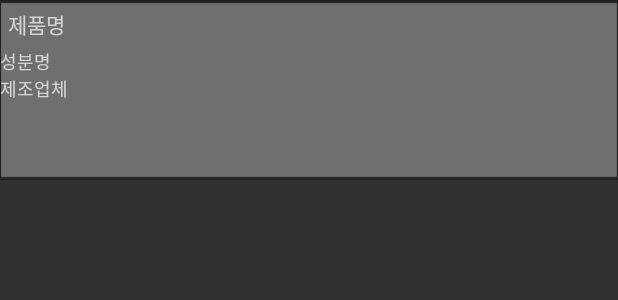
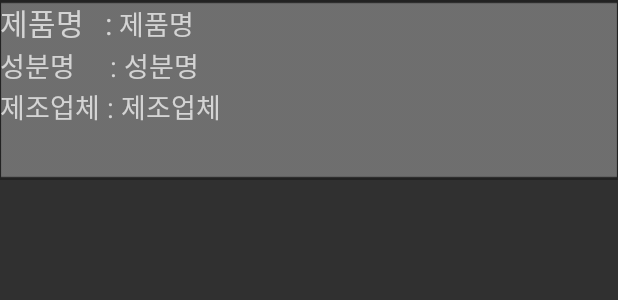
Before and after one commit to DaftenP/SDP_project, an Android app: the layout recyclerview_layout.xml on its own in the app's theme, with its tools: preview values and no code run, on a phone screen of 412 x 824 dp. Shown: the top 300 px of the screen. Run offline under Robolectric (Android 15) with nearby library versions, the phone set to English and light mode, and no system bars.

Commit message:
LinearLayout안에 있는 TextView 수정 및 불필요한 code 삭제

```diff
--- a/app/src/main/java/com/jpl/sdp_project/MainActivity.java
+++ b/app/src/main/java/com/jpl/sdp_project/MainActivity.java
@@ -4,9 +4,7 @@ import android.content.Context;
 import android.content.Intent;
 import android.content.res.AssetManager;
 import android.graphics.Bitmap;
-import android.graphics.Matrix;
 import android.graphics.drawable.BitmapDrawable;
-import android.media.ExifInterface;
 import android.os.Bundle;
 import android.provider.MediaStore;
 import android.util.Log;
@@ -214,19 +212,4 @@ public class MainActivity extends AppCompatActivity {
         }
 
     }
-    private int exifOrientationToDegrees(int exifOrientation) {
-        if (exifOrientation == ExifInterface.ORIENTATION_ROTATE_90) {
-            return 90;
-        } else if (exifOrientation == ExifInterface.ORIENTATION_ROTATE_180) {
-            return 180;
-        } else if (exifOrientation == ExifInterface.ORIENTATION_ROTATE_270) {
-            return 270;
-        }
-        return 0;
-    }
-    private Bitmap rotate(Bitmap bitmap, float degree) {
-        Matrix matrix = new Matrix();
-        matrix.postRotate(degree);
-        return Bitmap.createBitmap(bitmap, 0, 0, bitmap.getWidth(), bitmap.getHeight(), matrix, true);
-    }
 }
--- a/app/src/main/res/layout/recyclerview_layout.xml
+++ b/app/src/main/res/layout/recyclerview_layout.xml
@@ -22,14 +22,41 @@
                 app:layout_constraintTop_toTopOf="parent"
                 app:layout_constraintVertical_bias="1.0">
 
-                <TextView
-                    android:id="@+id/itemName"
+                <LinearLayout
                     android:layout_width="wrap_content"
                     android:layout_height="wrap_content"
-                    android:layout_margin="0dp"
-                    android:padding="5dp"
+                    android:orientation="horizontal">
+
+                    <TextView
+                        android:layout_width="wrap_content"
+                        android:layout_height="wrap_content"
+                        android:textAlignment="center"
+                        android:textSize="20sp"
+                        android:text="제품명   : "/>
+
+                    <TextView
+                        android:id="@+id/itemName"
+                        android:layout_width="wrap_content"
+                        android:layout_height="wrap_content"
+                        android:layout_margin="0dp"
+                        android:layout_weight="1"
+                        android:textSize="18sp"
+                        android:gravity="left"
+                        android:text="제품명"/>
+
+                </LinearLayout>
+
+            <LinearLayout
+                android:layout_width="wrap_content"
+                android:layout_height="wrap_content"
+                android:orientation="horizontal">
+
+                <TextView
+                    android:layout_width="wrap_content"
+                    android:layout_height="wrap_content"
                     android:textAlignment="center"
-                    android:text="제품명"/>
+                    android:textSize="18sp"
+                    android:text="성분명     : "/>
 
                 <TextView
                     android:id="@+id/ingrName"
@@ -37,9 +64,24 @@
                     android:layout_height="wrap_content"
                     android:layout_marginBottom="8dp"
                     android:textAlignment="center"
-                    android:textSize="12sp"
+                    android:textSize="18sp"
                     android:layout_margin="0dp"
                     android:text="성분명"/>
+
+            </LinearLayout>
+
+
+            <LinearLayout
+                android:layout_width="wrap_content"
+                android:layout_height="wrap_content"
+                android:orientation="horizontal">
+
+                <TextView
+                    android:layout_width="wrap_content"
+                    android:layout_height="wrap_content"
+                    android:textAlignment="center"
+                    android:textSize="18sp"
+                    android:text="제조업체 : "/>
 
                 <TextView
                     android:id="@+id/entpName"
@@ -47,8 +89,12 @@
                     android:layout_height="wrap_content"
                     android:layout_marginBottom="8dp"
                     android:textAlignment="center"
-                    android:textSize="12sp"
+                    android:textSize="18sp"
                     android:text="제조업체"/>
+
+
+            </LinearLayout>
+
 
             </LinearLayout>
 
```
